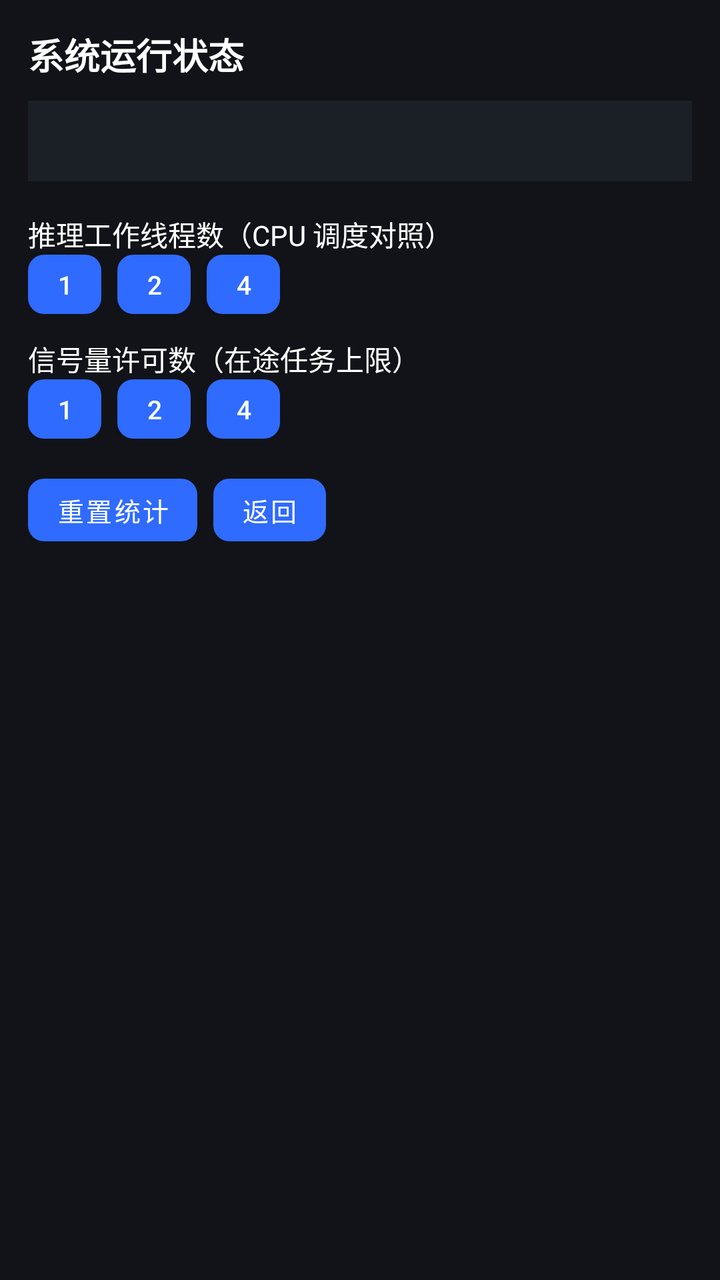
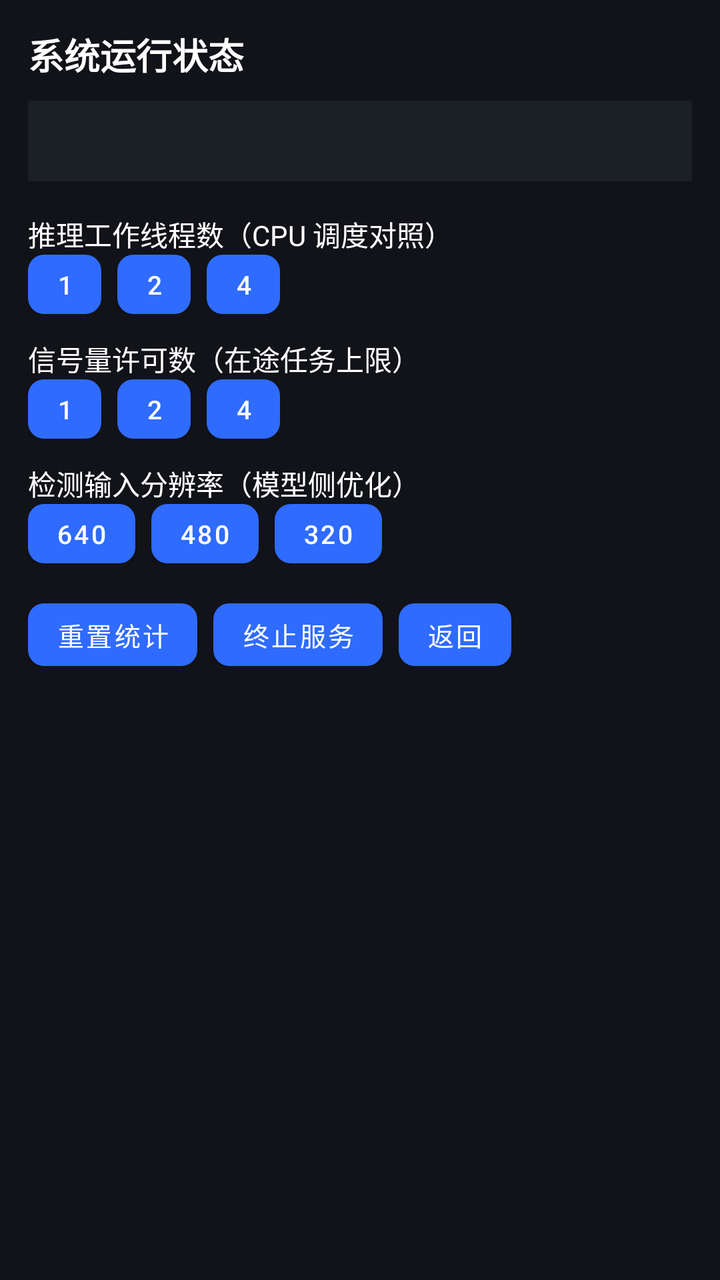

The first picture is an Android layout as it rendered before a commit; the second is the same layout after the commit. The layout source and the unified diff follow.
<!-- AndroidManifest.xml: application theme Theme.FaceOS -->
<!-- res/layout/activity_debug.xml -->
<?xml version="1.0" encoding="utf-8"?>
<ScrollView xmlns:android="http://schemas.android.com/apk/res/android"
    android:layout_width="match_parent"
    android:layout_height="match_parent"
    android:background="#111318"
    android:fillViewport="true">

    <LinearLayout
        android:layout_width="match_parent"
        android:layout_height="wrap_content"
        android:orientation="vertical"
        android:padding="14dp">

        <TextView
            android:layout_width="wrap_content"
            android:layout_height="wrap_content"
            android:text="@string/debug_title"
            android:textColor="#FFFFFF"
            android:textSize="18sp"
            android:textStyle="bold" />

        <TextView
            android:id="@+id/tvDebug"
            android:layout_width="match_parent"
            android:layout_height="wrap_content"
            android:layout_marginTop="10dp"
            android:background="#1B1F26"
            android:fontFamily="monospace"
            android:padding="12dp"
            android:textColor="#D0D4DC"
            android:textSize="12sp" />

        <TextView
            android:layout_width="wrap_content"
            android:layout_height="wrap_content"
            android:layout_marginTop="16dp"
            android:text="@string/debug_workers"
            android:textColor="#FFFFFF" />

        <LinearLayout
            android:layout_width="wrap_content"
            android:layout_height="wrap_content"
            android:orientation="horizontal">

            <Button
                android:id="@+id/btnWorkers1"
                style="@style/Widget.FaceOS.SmallButton"
                android:layout_width="wrap_content"
                android:layout_height="wrap_content"
                android:text="1" />

            <Button
                android:id="@+id/btnWorkers2"
                style="@style/Widget.FaceOS.SmallButton"
                android:layout_width="wrap_content"
                android:layout_height="wrap_content"
                android:layout_marginStart="8dp"
                android:text="2" />

            <Button
                android:id="@+id/btnWorkers4"
                style="@style/Widget.FaceOS.SmallButton"
                android:layout_width="wrap_content"
                android:layout_height="wrap_content"
                android:layout_marginStart="8dp"
                android:text="4" />
        </LinearLayout>

        <TextView
            android:layout_width="wrap_content"
            android:layout_height="wrap_content"
            android:layout_marginTop="12dp"
            android:text="@string/debug_permits"
            android:textColor="#FFFFFF" />

        <LinearLayout
            android:layout_width="wrap_content"
            android:layout_height="wrap_content"
            android:orientation="horizontal">

            <Button
                android:id="@+id/btnPermits1"
                style="@style/Widget.FaceOS.SmallButton"
                android:layout_width="wrap_content"
                android:layout_height="wrap_content"
                android:text="1" />

            <Button
                android:id="@+id/btnPermits2"
                style="@style/Widget.FaceOS.SmallButton"
                android:layout_width="wrap_content"
                android:layout_height="wrap_content"
                android:layout_marginStart="8dp"
                android:text="2" />

            <Button
                android:id="@+id/btnPermits4"
                style="@style/Widget.FaceOS.SmallButton"
                android:layout_width="wrap_content"
                android:layout_height="wrap_content"
                android:layout_marginStart="8dp"
                android:text="4" />
        </LinearLayout>

        <LinearLayout
            android:layout_width="wrap_content"
            android:layout_height="wrap_content"
            android:layout_marginTop="20dp"
            android:orientation="horizontal">

            <Button
                android:id="@+id/btnReset"
                style="@style/Widget.FaceOS.SmallButton"
                android:layout_width="wrap_content"
                android:layout_height="wrap_content"
                android:text="@string/debug_reset" />

            <Button
                android:id="@+id/btnBack"
                style="@style/Widget.FaceOS.SmallButton"
                android:layout_width="wrap_content"
                android:layout_height="wrap_content"
                android:layout_marginStart="8dp"
                android:text="@string/debug_back" />
        </LinearLayout>
    </LinearLayout>
</ScrollView>
<!-- resources referenced by this layout -->
<resources>
  <string name="debug_back">返回</string>
  <string name="debug_permits">信号量许可数（在途任务上限）</string>
  <string name="debug_reset">重置统计</string>
  <string name="debug_title">系统运行状态</string>
  <string name="debug_workers">推理工作线程数（CPU 调度对照）</string>
  <style name="Widget.FaceOS.SmallButton" parent="Widget.MaterialComponents.Button">
          <item name="android:minWidth">0dp</item>
          <item name="android:minHeight">0dp</item>
          <item name="android:paddingHorizontal">14dp</item>
          <item name="android:paddingVertical">6dp</item>
          <item name="android:textSize">13sp</item>
          <item name="android:insetTop">0dp</item>
          <item name="android:insetBottom">0dp</item>
          <item name="cornerRadius">8dp</item>
      </style>
  <style name="Theme.FaceOS" parent="Theme.Material3.DayNight.NoActionBar">
          <item name="colorPrimary">@color/primary</item>
          <item name="android:windowBackground">@color/background</item>
          <item name="android:statusBarColor">@color/background</item>
          <item name="android:windowLightStatusBar">true</item>
      </style>
  <color name="primary">#2F6BFF</color>
  <color name="background">#F5F6FA</color>
</resources>

<!-- the commit's change to res/layout/activity_debug.xml (unified diff, before → after) -->
@@ -3,7 +3,8 @@
     android:layout_width="match_parent"
     android:layout_height="match_parent"
     android:background="#111318"
-    android:fillViewport="true">
+    android:fillViewport="true"
+    android:fitsSystemWindows="true">
 
     <LinearLayout
         android:layout_width="match_parent"
@@ -102,6 +103,42 @@
                 android:text="4" />
         </LinearLayout>
 
+        <TextView
+            android:layout_width="wrap_content"
+            android:layout_height="wrap_content"
+            android:layout_marginTop="12dp"
+            android:text="@string/debug_detsize"
+            android:textColor="#FFFFFF" />
+
+        <LinearLayout
+            android:layout_width="wrap_content"
+            android:layout_height="wrap_content"
+            android:orientation="horizontal">
+
+            <Button
+                android:id="@+id/btnDet640"
+                style="@style/Widget.FaceOS.SmallButton"
+                android:layout_width="wrap_content"
+                android:layout_height="wrap_content"
+                android:text="640" />
+
+            <Button
+                android:id="@+id/btnDet480"
+                style="@style/Widget.FaceOS.SmallButton"
+                android:layout_width="wrap_content"
+                android:layout_height="wrap_content"
+                android:layout_marginStart="8dp"
+                android:text="480" />
+
+            <Button
+                android:id="@+id/btnDet320"
+                style="@style/Widget.FaceOS.SmallButton"
+                android:layout_width="wrap_content"
+                android:layout_height="wrap_content"
+                android:layout_marginStart="8dp"
+                android:text="320" />
+        </LinearLayout>
+
         <LinearLayout
             android:layout_width="wrap_content"
             android:layout_height="wrap_content"
@@ -116,6 +153,14 @@
                 android:text="@string/debug_reset" />
 
             <Button
+                android:id="@+id/btnKill"
+                style="@style/Widget.FaceOS.SmallButton"
+                android:layout_width="wrap_content"
+                android:layout_height="wrap_content"
+                android:layout_marginStart="8dp"
+                android:text="@string/debug_kill" />
+
+            <Button
                 android:id="@+id/btnBack"
                 style="@style/Widget.FaceOS.SmallButton"
                 android:layout_width="wrap_content"
<!-- resource entries referenced after the edit -->
@@ -1,6 +1,8 @@
 <!-- resources referenced by this layout -->
 <resources>
   <string name="debug_back">返回</string>
+  <string name="debug_detsize">检测输入分辨率（模型侧优化）</string>
+  <string name="debug_kill">终止服务</string>
   <string name="debug_permits">信号量许可数（在途任务上限）</string>
   <string name="debug_reset">重置统计</string>
   <string name="debug_title">系统运行状态</string>
